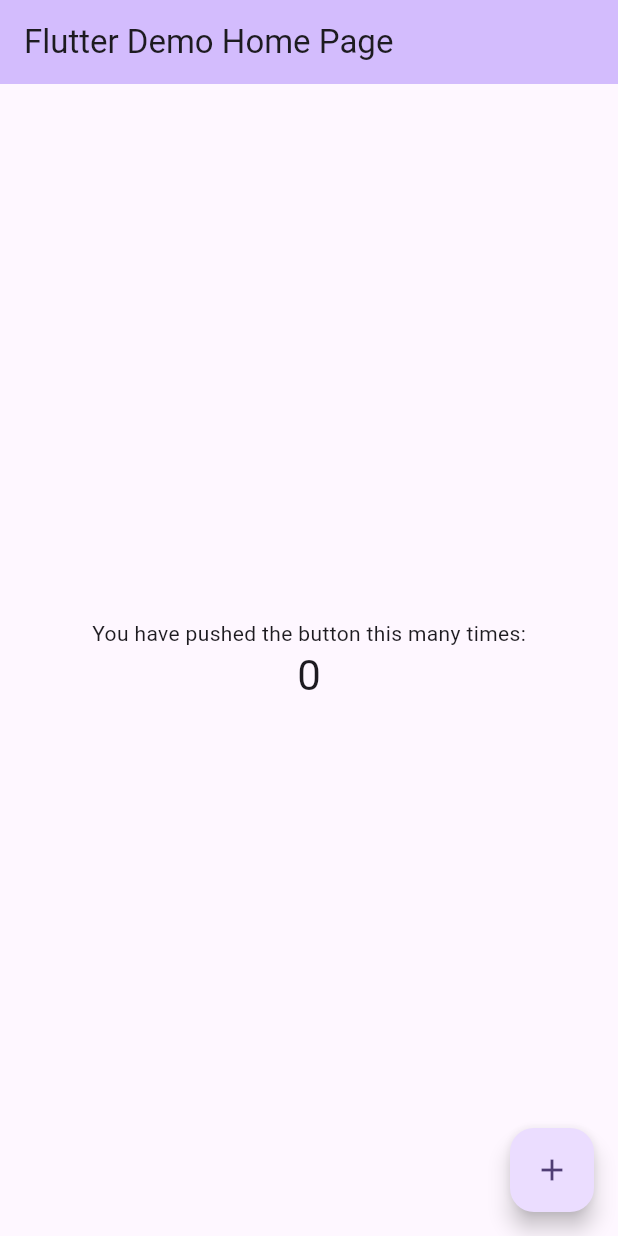
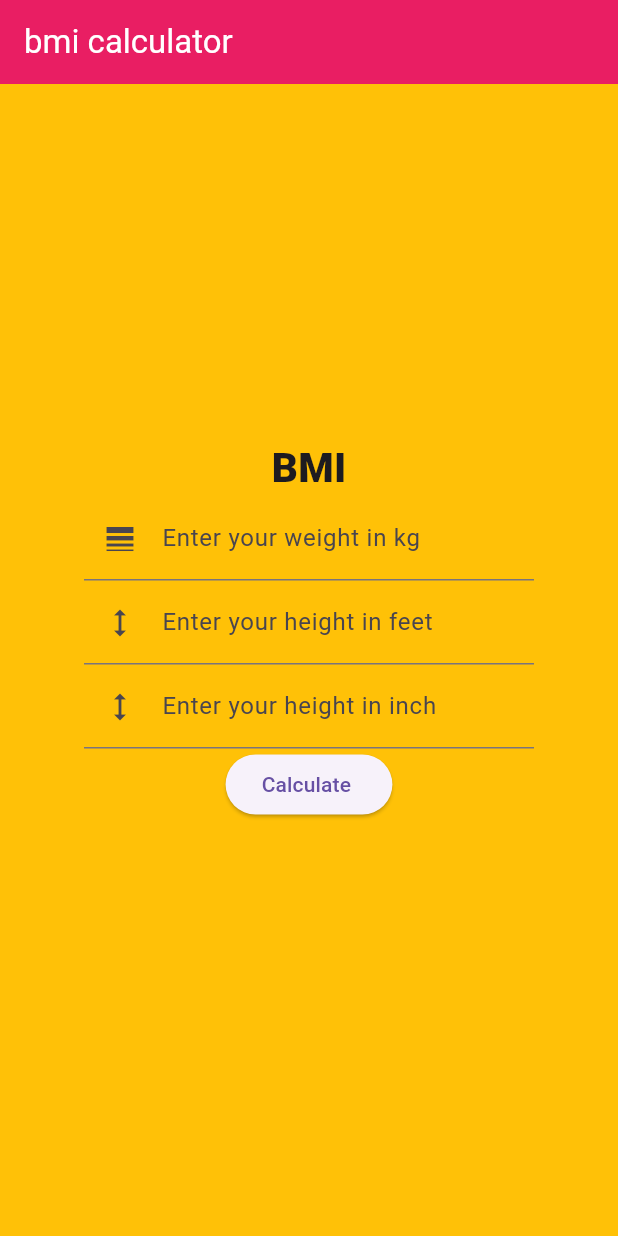
Before and after one commit to raghavmudvari/bmi-calculator-flutter, a Flutter app: the screen it shows after launch, on a phone screen of 412 x 824 dp. Run offline on Flutter 3.47's test engine with Material 3 defaults, Android fonts, the phone set to English and light mode, and no system bars.

Commit message:
bmi basic app build

```diff
--- a/lib/main.dart
+++ b/lib/main.dart
@@ -1,125 +1,112 @@
 import 'package:flutter/material.dart';
-
 void main() {
   runApp(const MyApp());
 }
-
 class MyApp extends StatelessWidget {
   const MyApp({super.key});
-
-  // This widget is the root of your application.
   @override
   Widget build(BuildContext context) {
     return MaterialApp(
+      debugShowCheckedModeBanner: false,
+      theme: ThemeData(
+        appBarTheme: AppBarTheme(
+          backgroundColor: Colors.pink, // Set AppBar color to pink
+          foregroundColor: Colors.white, // Set text/icon color to white
+        ),
+      ),
       title: 'Flutter Demo',
-      theme: ThemeData(
-        // This is the theme of your application.
-        //
-        // TRY THIS: Try running your application with "flutter run". You'll see
-        // the application has a purple toolbar. Then, without quitting the app,
-        // try changing the seedColor in the colorScheme below to Colors.green
-        // and then invoke "hot reload" (save your changes or press the "hot
-        // reload" button in a Flutter-supported IDE, or press "r" if you used
-        // the command line to start the app).
-        //
-        // Notice that the counter didn't reset back to zero; the application
-        // state is not lost during the reload. To reset the state, use hot
-        // restart instead.
-        //
-        // This works for code too, not just values: Most code changes can be
-        // tested with just a hot reload.
-        colorScheme: ColorScheme.fromSeed(seedColor: Colors.deepPurple),
-        useMaterial3: true,
-      ),
       home: const MyHomePage(title: 'Flutter Demo Home Page'),
     );
   }
 }
-
 class MyHomePage extends StatefulWidget {
   const MyHomePage({super.key, required this.title});
-
-  // This widget is the home page of your application. It is stateful, meaning
-  // that it has a State object (defined below) that contains fields that affect
-  // how it looks.
-
-  // This class is the configuration for the state. It holds the values (in this
-  // case the title) provided by the parent (in this case the App widget) and
-  // used by the build method of the State. Fields in a Widget subclass are
-  // always marked "final".
-
   final String title;
-
   @override
   State<MyHomePage> createState() => _MyHomePageState();
 }
-
 class _MyHomePageState extends State<MyHomePage> {
-  int _counter = 0;
-
-  void _incrementCounter() {
-    setState(() {
-      // This call to setState tells the Flutter framework that something has
-      // changed in this State, which causes it to rerun the build method below
-      // so that the display can reflect the updated values. If we changed
-      // _counter without calling setState(), then the build method would not be
-      // called again, and so nothing would appear to happen.
-      _counter++;
-    });
-  }
-
+  var wtController=TextEditingController();
+  var ftController=TextEditingController();
+  var inController=TextEditingController();
+  var result='';
   @override
   Widget build(BuildContext context) {
-    // This method is rerun every time setState is called, for instance as done
-    // by the _incrementCounter method above.
-    //
-    // The Flutter framework has been optimized to make rerunning build methods
-    // fast, so that you can just rebuild anything that needs updating rather
-    // than having to individually change instances of widgets.
       return Scaffold(
       appBar: AppBar(
-        // TRY THIS: Try changing the color here to a specific color (to
-        // Colors.amber, perhaps?) and trigger a hot reload to see the AppBar
-        // change color while the other colors stay the same.
-        backgroundColor: Theme.of(context).colorScheme.inversePrimary,
-        // Here we take the value from the MyHomePage object that was created by
-        // the App.build method, and use it to set our appbar title.
-        title: Text(widget.title),
+        title: Text('bmi calculator'),
       ),
-      body: Center(
-        // Center is a layout widget. It takes a single child and positions it
-        // in the middle of the parent.
+      body: Container(
+        color: Colors.amber,
+        child: Center(
+          child: Container(
+            width: 300,
             child: Column(
-          // Column is also a layout widget. It takes a list of children and
-          // arranges them vertically. By default, it sizes itself to fit its
-          // children horizontally, and tries to be as tall as its parent.
-          //
-          // Column has various properties to control how it sizes itself and
-          // how it positions its children. Here we use mainAxisAlignment to
-          // center the children vertically; the main axis here is the vertical
-          // axis because Columns are vertical (the cross axis would be
-          // horizontal).
-          //
-          // TRY THIS: Invoke "debug painting" (choose the "Toggle Debug Paint"
-          // action in the IDE, or press "p" in the console), to see the
-          // wireframe for each widget.
               mainAxisAlignment: MainAxisAlignment.center,
-          children: <Widget>[
-            const Text(
-              'You have pushed the button this many times:',
+              children: [
+                Text('BMI',style: TextStyle(
+                  fontSize: 27,
+                  fontWeight: FontWeight.w800
+                ),),
+                TextField(
+                  controller: wtController,
+                  decoration: InputDecoration(
+                    label: Text('Enter your weight in kg'),
+                    prefixIcon: Icon(Icons.line_weight),
                   ),
-            Text(
-              '$_counter',
-              style: Theme.of(context).textTheme.headlineMedium,
+                  keyboardType: TextInputType.number,
                 ),
+                TextField(
+                  controller: ftController,
+                  decoration: InputDecoration(
+                    label: Text('Enter your height in feet'),
+                    prefixIcon: Icon(Icons.height),
+                  ),
+                  keyboardType: TextInputType.number,
+                ),
+                TextField(
+                  controller: inController,
+                  decoration: InputDecoration(
+                    label: Text('Enter your height in inch'),
+                    prefixIcon: Icon(Icons.height),
+                  ),
+                  keyboardType: TextInputType.number,
+                ),
+                ElevatedButton(onPressed: (){
+                  var wt= wtController.text.toString();
+                  var ft=ftController.text.toString();
+                  var inch=inController.text.toString();
+
+                  if(wt!=''&& ft!="" && inch!=""){
+                    //bmi calculation
+                    var iwt=int.parse(wt);
+                    var ift=int.parse(ft);
+                    var iinch=int.parse(inch);
+
+                    var tInch= ift*12+iinch;
+                    var cm=tInch*2.54;
+                    var m=cm/100;
+                    var bmi=iwt/(m*m);
+
+                   setState(() {
+                     result='your total BMI is ${bmi.toStringAsFixed(2)} ';
+                   });
+
+                  }
+                  else{
+                    setState(() {
+                      result='fill all the required datas';
+                    });
+
+                  }
+                }, child: Text('Calculate ')),
+                SizedBox(height: 12,),
+                Text(result,style: TextStyle(fontSize: 20,fontWeight: FontWeight.w500),),
               ],
             ),
           ),
-      floatingActionButton: FloatingActionButton(
-        onPressed: _incrementCounter,
-        tooltip: 'Incremen',
-        child: const Icon(Icons.add),
-      ), // This trailing comma makes auto-formatting nicer for build methods.
+        ),
+      )
       );
   }
 }
```
Lines whose indentation alone changed are shown as unchanged.
